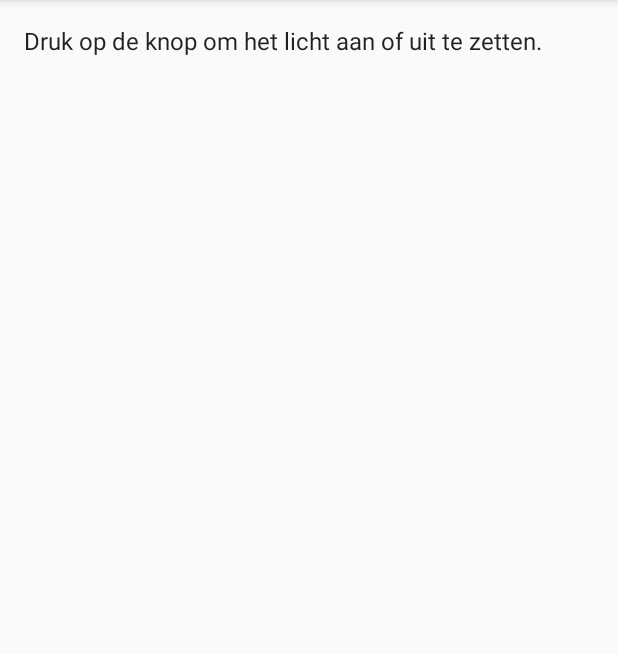
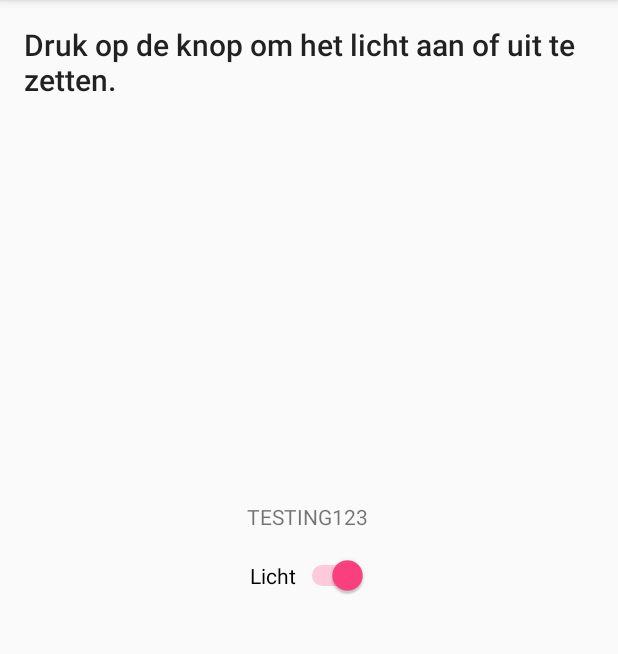
Before and after one commit to jordodo/DomoticaLichtApp, an Android app: the screen it shows after launch (LightActivity), on a phone screen of 412 x 824 dp, the part 84-738 px from its top. Run offline under Robolectric (Android 15) with nearby library versions, the phone set to English and light mode, and no system bars.

Commit message:
Toggle Button is nu een switch, text op scherm verandert aan de van de status van de switch

```diff
--- a/app/src/main/java/com/example/jordi/domoticalichtapp/LightActivity.java
+++ b/app/src/main/java/com/example/jordi/domoticalichtapp/LightActivity.java
@@ -2,12 +2,44 @@ package com.example.jordi.domoticalichtapp;
 
 import android.support.v7.app.AppCompatActivity;
 import android.os.Bundle;
+import android.widget.CompoundButton;
+import android.widget.Switch;
+import android.widget.TextView;
 
-public class LightActivity extends AppCompatActivity {
+public class LightActivity extends AppCompatActivity
+{
+
+    Switch lichtSwitch;
+    TextView lichtText;
 
     @Override
-    protected void onCreate(Bundle savedInstanceState) {
+    protected void onCreate(Bundle savedInstanceState)
+    {
         super.onCreate(savedInstanceState);
         setContentView(R.layout.activity_light);
+
+        lichtSwitch = (Switch) findViewById(R.id.switch1);
+        lichtText = (TextView) findViewById(R.id.textView);
+
+        lichtSwitch.setOnCheckedChangeListener(new CompoundButton.OnCheckedChangeListener()
+        {
+            @Override
+            public void onCheckedChanged(CompoundButton buttonView, boolean isChecked)
+            {
+                if(isChecked)
+                {
+                    lichtText.setText("Licht staat aan");
+                }
+                else
+                {
+                    lichtText.setText("Licht staat uit");
+                }
+
+
+            }
+        });
+
+
     }
+
 }
--- a/app/src/main/res/layout/activity_light.xml
+++ b/app/src/main/res/layout/activity_light.xml
@@ -14,8 +14,31 @@
         android:layout_width="wrap_content"
         android:layout_height="wrap_content"
         android:text="Druk op de knop om het licht aan of uit te zetten."
-        android:textAppearance="@style/TextAppearance.AppCompat.Menu"
+        android:textAppearance="@style/TextAppearance.AppCompat.SearchResult.Title"
         android:layout_alignParentTop="true"
         android:layout_alignParentLeft="true"
         android:layout_alignParentStart="true" />
+
+    <Switch
+        android:text="Licht"
+        android:layout_width="wrap_content"
+        android:layout_height="wrap_content"
+        android:id="@+id/switch1"
+        android:textOn="Aan"
+        android:textOff="Uit"
+        android:switchTextAppearance="@style/TextAppearance.AppCompat"
+        android:layout_centerVertical="true"
+        android:layout_centerHorizontal="true"
+        android:checked="true"/>
+
+    <TextView
+        android:layout_width="wrap_content"
+        android:layout_height="wrap_content"
+        android:layout_marginBottom="16dp"
+        android:id="@+id/textView"
+        android:text="TESTING123"
+        android:layout_above="@+id/switch1"
+        android:layout_alignRight="@+id/switch1"
+        android:layout_alignEnd="@+id/switch1" />
+
 </RelativeLayout>
```
